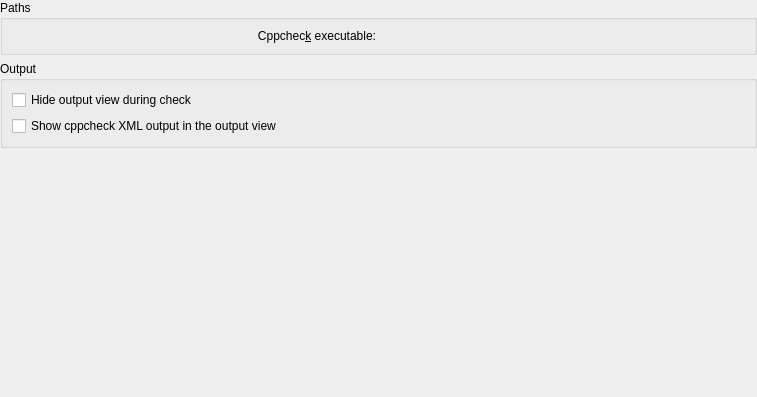
KDE/kdevelop, file plugins/cppcheck/config/globalconfigpage.ui: the form before one commit.
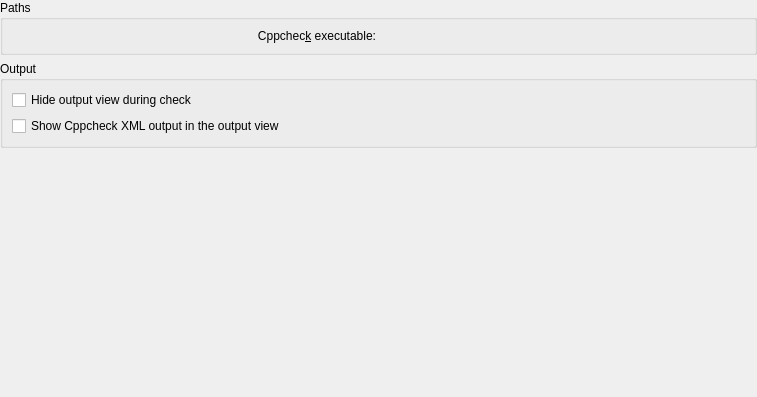
The form after the commit. Custom widgets are drawn as their Qt base class.

Commit message:
cppcheck: add more UI context marker for strings, fix some style
GIT_SILENT

Diff of the .ui file:
```diff
--- a/plugins/cppcheck/config/globalconfigpage.ui
+++ b/plugins/cppcheck/config/globalconfigpage.ui
@@ -55,7 +55,7 @@
       <item>
        <widget class="QCheckBox" name="kcfg_showXmlOutput">
         <property name="text">
-         <string>Show cppcheck XML output in the output view</string>
+         <string comment="@option:check">Show Cppcheck XML output in the output view</string>
         </property>
        </widget>
       </item>
```
Left out of the diff: 8 changed lines with no effect on the pictures. The commit also changes 4 other files.
